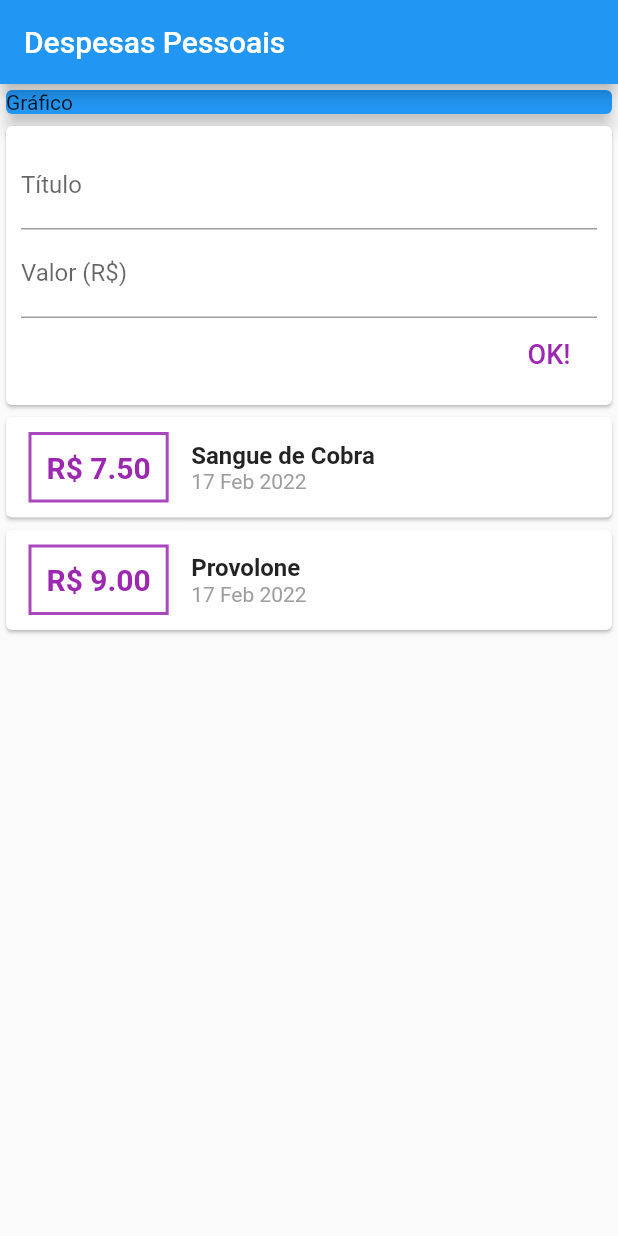
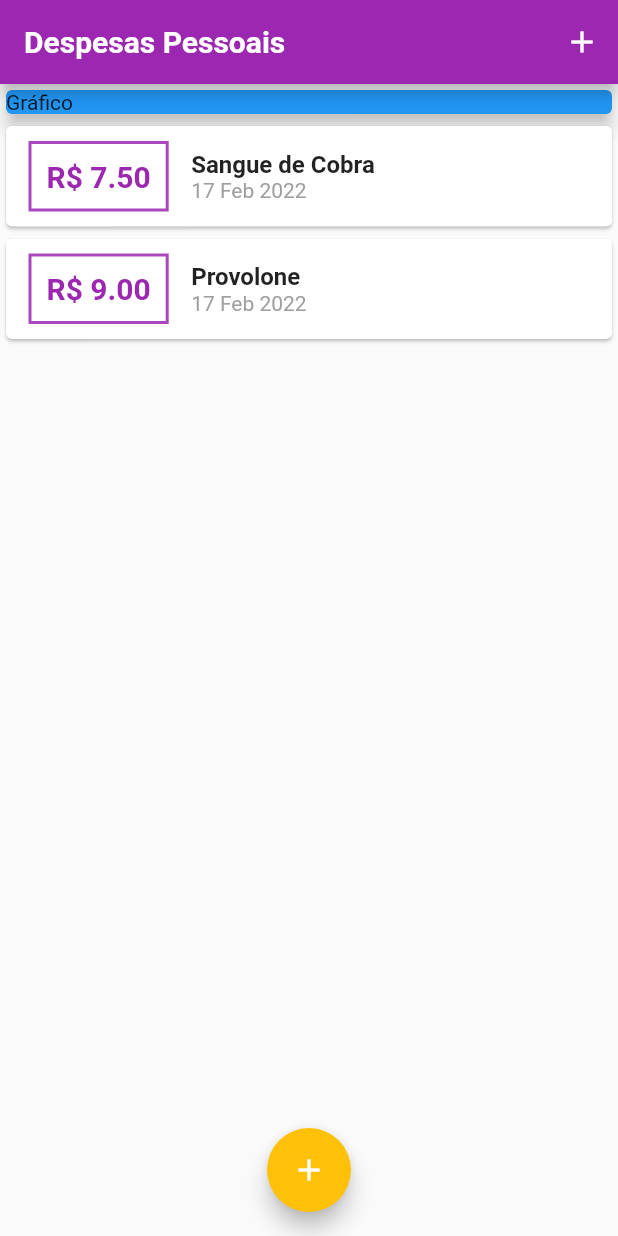
Before and after one commit to emersongin/expenses, a Flutter app: the screen it shows after launch, on a phone screen of 412 x 824 dp. Run offline on Flutter 3.47's test engine with Material 2 defaults, Android fonts, the phone set to English and light mode, and no system bars; Roboto replaces fonts that are missing (OpenSans).

Commit message:
theme data

```diff
--- a/lib/main.dart
+++ b/lib/main.dart
@@ -1,6 +1,8 @@
 import 'package:flutter/material.dart';
 
-import './widgets/transaction_user.dart';
+import './widgets/transaction_list.dart';
+import './widgets/transaction_form.dart';
+import '../models/transaction.dart';
 
 main() {
   runApp(const ExpensesApp());
@@ -11,26 +13,96 @@ class ExpensesApp extends StatelessWidget {
 
   @override
   Widget build(BuildContext context) {
+    final ThemeData tema = ThemeData();
+
     return MaterialApp(
-      home: MyHomePage(),
+      home: const MyHomePage(),
+      theme: tema.copyWith(
+        colorScheme: tema.colorScheme.copyWith(
+          primary: Colors.purple,
+          secondary: Colors.amber,
+        ),
+        textTheme: tema.textTheme.copyWith(
+          headline6: const TextStyle(
+            fontFamily: 'OpenSans',
+            fontSize: 18,
+            fontWeight: FontWeight.bold,
+            color: Colors.black,
+          ),
+        ),
+        appBarTheme: const AppBarTheme(
+          titleTextStyle: TextStyle(
+            fontFamily: 'OpenSans',
+            fontSize: 20,
+            fontWeight: FontWeight.bold,
+          ),
+        ),
+      ),
     );
   }
 }
 
-class MyHomePage extends StatelessWidget {
-  MyHomePage({Key? key}) : super(key: key);
+class MyHomePage extends StatefulWidget {
+  const MyHomePage({Key? key}) : super(key: key);
+
+  @override
+  State<MyHomePage> createState() => _MyHomePageState();
+}
+
+class _MyHomePageState extends State<MyHomePage> {
+  final List<Transaction> _transactions = [
+    Transaction(
+        id: 1, title: 'Sangue de Cobra', value: 7.5, date: DateTime.now()),
+    Transaction(id: 2, title: 'Provolone', value: 9, date: DateTime.now()),
+  ];
+
+  _addTransaction(String title, double value) {
+    final newTransaction = Transaction(
+      id: _transactions.length + 1,
+      title: title,
+      value: value,
+      date: DateTime.now(),
+    );
+
+    setState(() {
+      _transactions.add(newTransaction);
+    });
+
+    _closeTransactionFormModal(context);
+  }
+
+  _openTransactionFormModal(BuildContext context) {
+    showModalBottomSheet(
+      context: context,
+      builder: (_) {
+        return TransactionForm(onSubmit: _addTransaction);
+      },
+    );
+  }
+
+  _closeTransactionFormModal(BuildContext context) {
+    Navigator.of(context).pop();
+  }
 
   @override
   Widget build(BuildContext context) {
     return Scaffold(
       appBar: AppBar(
         title: const Text('Despesas Pessoais'),
+        actions: [
+          IconButton(
+            onPressed: () => _openTransactionFormModal(context),
+            icon: const Icon(
+              Icons.add,
+            ),
+          ),
+        ],
       ),
       body: SingleChildScrollView(
         child: Column(
           crossAxisAlignment: CrossAxisAlignment.stretch,
-            children: const [
-              SizedBox(
+          children: [
+            const SizedBox(
               width: double.infinity,
               child: Card(
                 color: Colors.blue,
@@ -38,9 +110,17 @@ class MyHomePage extends StatelessWidget {
                 elevation: 5,
               ),
             ),
-              TransactionUser(),
+            TransactionList(
+              transactions: _transactions,
+            ),
           ],
         ),
-        ));
+      ),
+      floatingActionButton: FloatingActionButton(
+        child: const Icon(Icons.add),
+        onPressed: () => _openTransactionFormModal(context),
+      ),
+      floatingActionButtonLocation: FloatingActionButtonLocation.centerFloat,
+    );
   }
 }
--- a/lib/widgets/transaction_form.dart
+++ b/lib/widgets/transaction_form.dart
@@ -1,11 +1,18 @@
 import 'package:flutter/material.dart';
 
-class TransactionForm extends StatelessWidget {
-  final TextEditingController titleController = TextEditingController();
-  final TextEditingController valueController = TextEditingController();
+class TransactionForm extends StatefulWidget {
   final void Function(String, double) onSubmit;
 
-  TransactionForm({Key? key, required this.onSubmit}) : super(key: key);
+  const TransactionForm({Key? key, required this.onSubmit}) : super(key: key);
+
+  @override
+  State<TransactionForm> createState() => _TransactionFormState();
+}
+
+class _TransactionFormState extends State<TransactionForm> {
+  final TextEditingController titleController = TextEditingController();
+
+  final TextEditingController valueController = TextEditingController();
 
   submitForm() {
     final title = titleController.text;
@@ -13,7 +20,7 @@ class TransactionForm extends StatelessWidget {
 
     if (title.isEmpty || value <= 0) return;
 
-    onSubmit(title, value);
+    widget.onSubmit(title, value);
   }
 
   @override
--- a/lib/widgets/transaction_user.dart
+++ /dev/null
@@ -1,43 +0,0 @@
-import 'package:flutter/material.dart';
-
-import './transaction_list.dart';
-import './transaction_form.dart';
-import '../models/transaction.dart';
-
-class TransactionUser extends StatefulWidget {
-  const TransactionUser({Key? key}) : super(key: key);
-
-  @override
-  _TransactionUserState createState() => _TransactionUserState();
-}
-
-class _TransactionUserState extends State<TransactionUser> {
-  final List<Transaction> _transactions = [
-    Transaction(
-        id: 1, title: 'Sangue de Cobra', value: 7.5, date: DateTime.now()),
-    Transaction(id: 2, title: 'Provolone', value: 9, date: DateTime.now()),
-  ];
-
-  void _addTransaction(String title, double value) {
-    final newTransaction = Transaction(
-      id: _transactions.length + 1,
-      title: title,
-      value: value,
-      date: DateTime.now(),
-    );
-
-    setState(() {
-      _transactions.add(newTransaction);
-    });
-  }
-
-  @override
-  Widget build(BuildContext context) {
-    return Column(
-      children: [
-        TransactionForm(onSubmit: _addTransaction),
-        TransactionList(transactions: _transactions),
-      ],
-    );
-  }
-}
```
Lines whose indentation alone changed are shown as unchanged.
